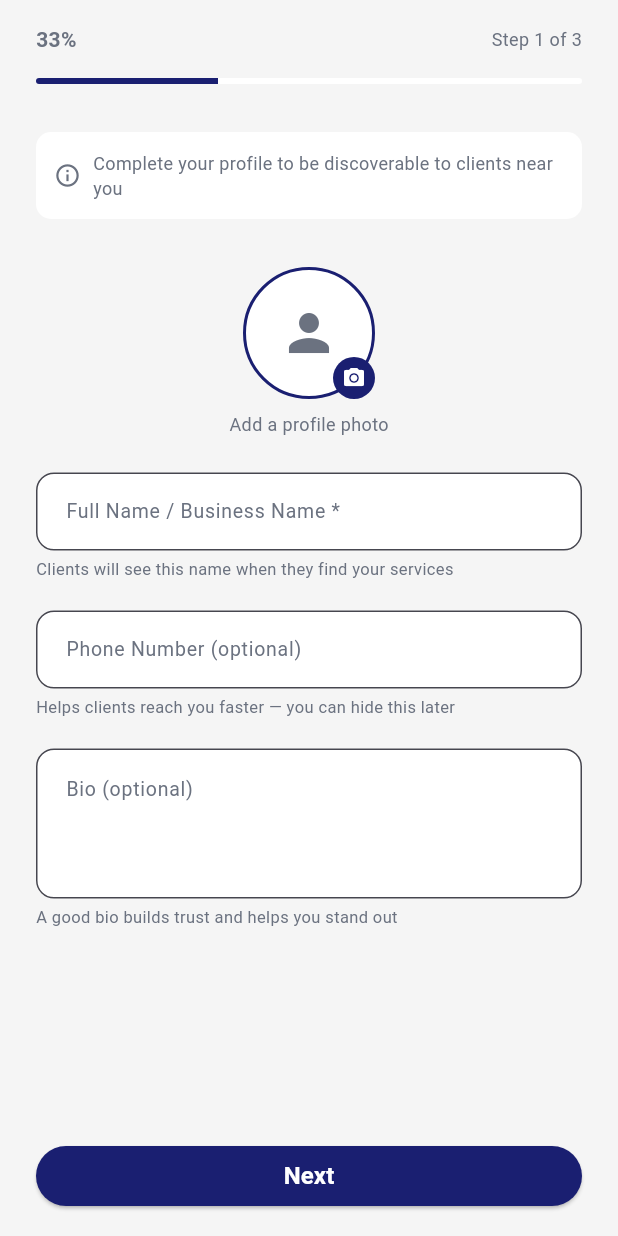
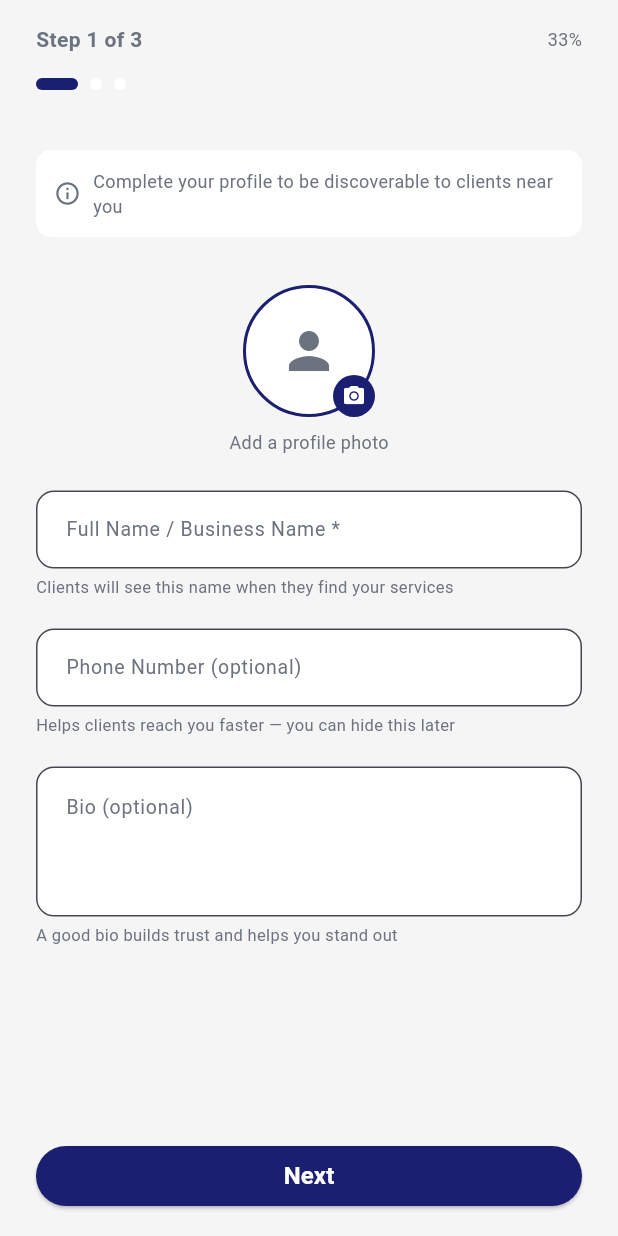
Before and after one commit to GigsCourt/GigsCourt, a Flutter app: the ProfileSetupScreen screen opened by its route, on a phone screen of 412 x 824 dp. Run offline on Flutter 3.47's test engine with Material 3 defaults, Android fonts, the phone set to English and light mode, and no system bars; our stand-ins replace cloud_firestore, firebase_auth, firebase_core, flutter_map, geocoding, geolocator and 3 more; accounts and stored records are empty.

Commit message:
Update profile_setup_screen.dart

```diff
--- a/lib/screens/profile_setup_screen.dart
+++ b/lib/screens/profile_setup_screen.dart
@@ -129,21 +129,19 @@ class _ProfileSetupScreenState extends State<ProfileSetupScreen> {
       body: SafeArea(
         child: Column(
           children: [
-            // Progress bar
+            // Header with back button + step indicator
             Padding(
               padding: const EdgeInsets.symmetric(horizontal: 24, vertical: 16),
               child: Row(
                 children: [
-                  // Back button
                   if (_currentStep > 0)
                     GestureDetector(
                       onTap: () => _goToStep(_currentStep - 1),
                       child: const Icon(Icons.arrow_back),
                     ),
                   if (_currentStep > 0) const SizedBox(width: 12),
-                  // Progress percentage
                   Text(
-                    '${((_currentStep + 1) / 3 * 100).round()}%',
+                    'Step ${_currentStep + 1} of 3',
                     style: const TextStyle(
                       fontSize: 14,
                       fontWeight: FontWeight.w600,
@@ -151,9 +149,8 @@ class _ProfileSetupScreenState extends State<ProfileSetupScreen> {
                     ),
                   ),
                   const Spacer(),
-                  // Step indicator
                   Text(
-                    'Step ${_currentStep + 1} of 3',
+                    '${((_currentStep + 1) / 3 * 100).round()}%',
                     style: const TextStyle(
                       fontSize: 12,
                       color: Color(0xFF6B7280),
@@ -162,20 +159,28 @@ class _ProfileSetupScreenState extends State<ProfileSetupScreen> {
                 ],
               ),
             ),
-            // Progress bar line
+            // Expanding dots
             Padding(
               padding: const EdgeInsets.symmetric(horizontal: 24),
-              child: ClipRRect(
-                borderRadius: BorderRadius.circular(4),
-                child: LinearProgressIndicator(
-                  value: (_currentStep + 1) / 3,
-                  backgroundColor: Theme.of(context).cardColor,
-                  color: const Color(0xFF1A1F71),
-                  minHeight: 4,
-                ),
+              child: Row(
+                children: List.generate(3, (index) {
+                  final isActive = index <= _currentStep;
+                  final isCurrent = index == _currentStep;
+                  return AnimatedContainer(
+                    duration: const Duration(milliseconds: 250),
+                    curve: Curves.easeInOut,
+                    margin: const EdgeInsets.only(right: 8),
+                    width: isCurrent ? 28 : 8,
+                    height: 8,
+                    decoration: BoxDecoration(
+                      color: isActive ? const Color(0xFF1A1F71) : Theme.of(context).cardColor,
+                      borderRadius: BorderRadius.circular(4),
+                    ),
+                  );
+                }),
               ),
             ),
-            const SizedBox(height: 8),
+            const SizedBox(height: 16),
             // Steps
             Expanded(
               child: PageView(
```
